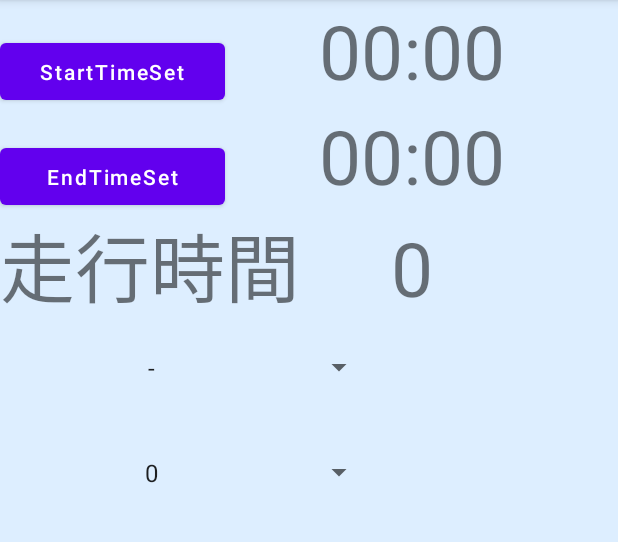
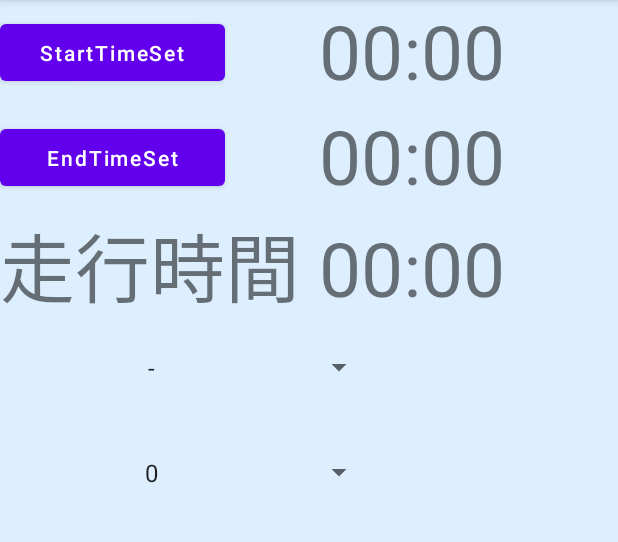
Before and after one commit to makian-github/StintCalcApp2, an Android app: the InputForm screen opened directly, with no data from a screen before it, on a phone screen of 412 x 824 dp, the part 84-626 px from its top. Run offline under Robolectric (Android 15) with nearby library versions, the phone set to English and light mode, and no system bars.

Commit message:
InputFormの表示について修正
・開始時間を設定する際に走行時間が表示されていたのを修正
・InputForm画面が表示された際に、走行時間が00：00のフォーマットではなく、分数になっていたのを修正

```diff
--- a/app/src/main/java/com/example/stintcalcapp2/view/InputForm.java
+++ b/app/src/main/java/com/example/stintcalcapp2/view/InputForm.java
@@ -28,6 +28,7 @@ public class InputForm extends AppCompatActivity implements TimePickerDialog.OnT
     private StintData stintData;
     private TextView startTimeText;
     private TextView endTimeText;
+    private TextView runStr;
     private TextView runningTimeText;
     private EditText driverNameText;
     private Spinner driverSpinner;
@@ -65,6 +66,8 @@ public class InputForm extends AppCompatActivity implements TimePickerDialog.OnT
 
         startTimeText = findViewById(R.id.startTimeText);
         endTimeText = findViewById(R.id.endTimeText);
+
+        runStr = findViewById(R.id.runStr);
         runningTimeText = findViewById(R.id.runningTime);
 
         Intent intent = getIntent();
@@ -76,6 +79,7 @@ public class InputForm extends AppCompatActivity implements TimePickerDialog.OnT
         //開始時間設定の場合
         if (stintNum == START_TIME_NUM){
             endTimeSetLayout.setVisibility(View.GONE);
+            runStr.setVisibility(View.GONE);
             runningTimeText.setVisibility(View.GONE);
             driverSetLayout.setVisibility(View.GONE);
             kartNoSetLayout.setVisibility(View.GONE);
@@ -88,7 +92,7 @@ public class InputForm extends AppCompatActivity implements TimePickerDialog.OnT
             }
             endTimeText.setText(stintData.getEndTime(stintNum));
 
-            runningTimeText.setText(stintData.getRunningTime(stintNum));
+            runningTimeText.setText(timeCalc.timeFormatExtraction(Integer.parseInt(stintData.getRunningTime(stintNum))));
 
             //この画面を表示した際に、設定された値を取得して表示する
             int driverNo = 0;
--- a/app/src/main/res/layout/input_form_activity.xml
+++ b/app/src/main/res/layout/input_form_activity.xml
@@ -24,7 +24,8 @@
                 android:layout_height="50dp"
                 android:onClick="showTimePickerDialog"
                 android:text="@string/startTime"
-                android:textAllCaps="false" />
+                android:textAllCaps="false"
+                android:layout_gravity="center"/>
 
             <TextView
                 android:id="@+id/startTimeText"
@@ -48,7 +49,9 @@
                 android:layout_height="50dp"
                 android:onClick="showTimePickerDialog1"
                 android:text="@string/endTime"
-                android:textAllCaps="false" />
+                android:textAllCaps="false"
+                android:layout_gravity="center"
+                />
 
             <TextView
                 android:id="@+id/endTimeText"
@@ -67,6 +70,7 @@
             android:orientation="horizontal">
 
             <TextView
+                android:id="@+id/runStr"
                 android:layout_width="wrap_content"
                 android:layout_height="70dp"
                 android:text="@string/runTimeText"
```
